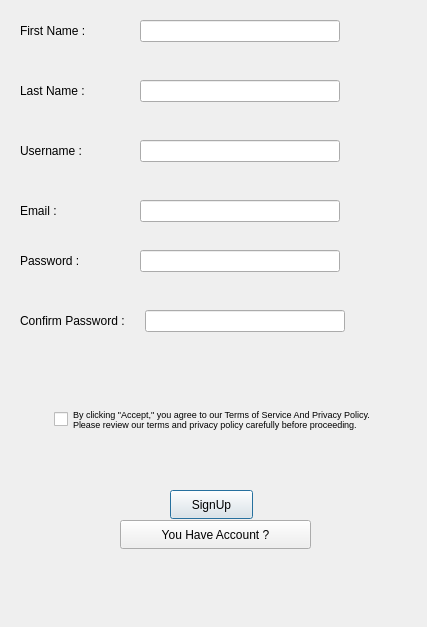
Above: SmartQuizGen/signup.ui from MossabMilha/SmartQuizGen before the change. Below: the same form after it.
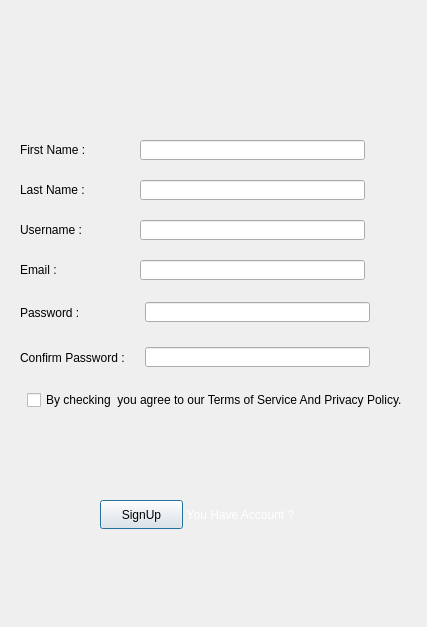
That is the form after the change. Icons and pictures are not drawn.

```diff
--- a/SmartQuizGen/signup.ui
+++ b/SmartQuizGen/signup.ui
@@ -16,8 +16,8 @@
   <widget class="QPushButton" name="FinishSignupButton">
    <property name="geometry">
     <rect>
-     <x>170</x>
-     <y>490</y>
+     <x>100</x>
+     <y>500</y>
      <width>83</width>
      <height>29</height>
     </rect>
@@ -29,12 +29,17 @@
   <widget class="QPushButton" name="SignInButton">
    <property name="geometry">
     <rect>
-     <x>120</x>
-     <y>520</y>
-     <width>191</width>
+     <x>180</x>
+     <y>500</y>
+     <width>121</width>
      <height>29</height>
     </rect>
    </property>
+   <property name="styleSheet">
+    <string notr="true">background-color: transparent; /* Make the background transparent */
+border: none; /* Remove border if needed */
+color: white;</string>
+   </property>
    <property name="text">
     <string>You Have Account ?</string>
    </property>
@@ -43,11 +48,19 @@
    <property name="geometry">
     <rect>
      <x>0</x>
-     <y>20</y>
-     <width>431</width>
-     <height>51</height>
+     <y>140</y>
+     <width>457</width>
+     <height>338</height>
     </rect>
    </property>
+   <layout class="QVBoxLayout" name="verticalLayout_2">
+    <property name="spacing">
+     <number>20</number>
+    </property>
+    <property name="sizeConstraint">
+     <enum>QLayout::SizeConstraint::SetFixedSize</enum>
+    </property>
+    <item>
    <layout class="QHBoxLayout" name="horizontalLayout">
     <property name="spacing">
      <number>20</number>
@@ -74,27 +87,38 @@
       </property>
      </widget>
     </item>
-    <item alignment="Qt::AlignmentFlag::AlignLeft">
+      <item>
      <widget class="QLineEdit" name="FirstNameEntry">
       <property name="minimumSize">
        <size>
-        <width>200</width>
-        <height>0</height>
+          <width>225</width>
+          <height>20</height>
+         </size>
+        </property>
+        <property name="maximumSize">
+         <size>
+          <width>225</width>
+          <height>20</height>
        </size>
       </property>
      </widget>
     </item>
-   </layout>
-  </widget>
-  <widget class="QWidget" name="horizontalLayoutWidget_2">
-   <property name="geometry">
-    <rect>
-     <x>0</x>
-     <y>80</y>
-     <width>431</width>
-     <height>51</height>
-    </rect>
-   </property>
+      <item>
+       <spacer name="horizontalSpacer_4">
+        <property name="orientation">
+         <enum>Qt::Orientation::Horizontal</enum>
+        </property>
+        <property name="sizeHint" stdset="0">
+         <size>
+          <width>25</width>
+          <height>20</height>
+         </size>
+        </property>
+       </spacer>
+      </item>
+     </layout>
+    </item>
+    <item>
    <layout class="QHBoxLayout" name="horizontalLayout_2">
     <property name="spacing">
      <number>20</number>
@@ -121,27 +145,38 @@
       </property>
      </widget>
     </item>
-    <item alignment="Qt::AlignmentFlag::AlignLeft">
+      <item>
      <widget class="QLineEdit" name="LastNameEntry">
       <property name="minimumSize">
        <size>
-        <width>200</width>
-        <height>0</height>
+          <width>225</width>
+          <height>20</height>
+         </size>
+        </property>
+        <property name="maximumSize">
+         <size>
+          <width>225</width>
+          <height>20</height>
        </size>
       </property>
      </widget>
     </item>
-   </layout>
-  </widget>
-  <widget class="QWidget" name="horizontalLayoutWidget_3">
-   <property name="geometry">
-    <rect>
-     <x>0</x>
-     <y>140</y>
-     <width>431</width>
-     <height>51</height>
-    </rect>
-   </property>
+      <item>
+       <spacer name="horizontalSpacer_3">
+        <property name="orientation">
+         <enum>Qt::Orientation::Horizontal</enum>
+        </property>
+        <property name="sizeHint" stdset="0">
+         <size>
+          <width>25</width>
+          <height>20</height>
+         </size>
+        </property>
+       </spacer>
+      </item>
+     </layout>
+    </item>
+    <item>
    <layout class="QHBoxLayout" name="horizontalLayout_3">
     <property name="spacing">
      <number>20</number>
@@ -168,27 +203,38 @@
       </property>
      </widget>
     </item>
-    <item alignment="Qt::AlignmentFlag::AlignLeft">
+      <item>
      <widget class="QLineEdit" name="UsernameEntry">
       <property name="minimumSize">
        <size>
-        <width>200</width>
-        <height>0</height>
+          <width>225</width>
+          <height>20</height>
+         </size>
+        </property>
+        <property name="maximumSize">
+         <size>
+          <width>225</width>
+          <height>20</height>
        </size>
       </property>
      </widget>
     </item>
-   </layout>
-  </widget>
-  <widget class="QWidget" name="horizontalLayoutWidget_4">
-   <property name="geometry">
-    <rect>
-     <x>0</x>
-     <y>200</y>
-     <width>431</width>
-     <height>51</height>
-    </rect>
-   </property>
+      <item>
+       <spacer name="horizontalSpacer_2">
+        <property name="orientation">
+         <enum>Qt::Orientation::Horizontal</enum>
+        </property>
+        <property name="sizeHint" stdset="0">
+         <size>
+          <width>25</width>
+          <height>20</height>
+         </size>
+        </property>
+       </spacer>
+      </item>
+     </layout>
+    </item>
+    <item>
    <layout class="QHBoxLayout" name="horizontalLayout_4">
     <property name="spacing">
      <number>20</number>
@@ -215,27 +261,38 @@
       </property>
      </widget>
     </item>
-    <item alignment="Qt::AlignmentFlag::AlignLeft">
+      <item>
      <widget class="QLineEdit" name="EmailEntry">
       <property name="minimumSize">
        <size>
-        <width>200</width>
-        <height>0</height>
+          <width>225</width>
+          <height>20</height>
+         </size>
+        </property>
+        <property name="maximumSize">
+         <size>
+          <width>225</width>
+          <height>20</height>
        </size>
       </property>
      </widget>
     </item>
-   </layout>
-  </widget>
-  <widget class="QWidget" name="horizontalLayoutWidget_5">
-   <property name="geometry">
-    <rect>
-     <x>0</x>
-     <y>250</y>
-     <width>431</width>
-     <height>51</height>
-    </rect>
-   </property>
+      <item>
+       <spacer name="horizontalSpacer">
+        <property name="orientation">
+         <enum>Qt::Orientation::Horizontal</enum>
+        </property>
+        <property name="sizeHint" stdset="0">
+         <size>
+          <width>25</width>
+          <height>20</height>
+         </size>
+        </property>
+       </spacer>
+      </item>
+     </layout>
+    </item>
+    <item>
    <layout class="QHBoxLayout" name="horizontalLayout_5">
     <property name="spacing">
      <number>20</number>
@@ -266,23 +323,65 @@
      <widget class="QLineEdit" name="PasswordEntry">
       <property name="minimumSize">
        <size>
-        <width>200</width>
-        <height>0</height>
+          <width>225</width>
+          <height>20</height>
+         </size>
+        </property>
+        <property name="maximumSize">
+         <size>
+          <width>225</width>
+          <height>20</height>
+         </size>
+        </property>
+        <property name="echoMode">
+         <enum>QLineEdit::EchoMode::Password</enum>
+        </property>
+       </widget>
+      </item>
+      <item>
+       <widget class="QPushButton" name="SeeHidePassword">
+        <property name="minimumSize">
+         <size>
+          <width>25</width>
+          <height>25</height>
+         </size>
+        </property>
+        <property name="maximumSize">
+         <size>
+          <width>25</width>
+          <height>25</height>
+         </size>
+        </property>
+        <property name="styleSheet">
+         <string notr="true">QPushButton {
+    background-color: transparent; /* Make the background transparent */
+    border: none; /* Remove border if needed */
+    color: black; /* Set text color */
+    font-size: 16px;
+    border-radius: 50%; /* Make it circular */
+}
+
+
+</string>
+        </property>
+        <property name="text">
+         <string/>
+        </property>
+        <property name="icon">
+         <iconset resource="resources.qrc">
+          <normaloff>:/images/images/hide.png</normaloff>:/images/images/hide.png</iconset>
+        </property>
+        <property name="iconSize">
+         <size>
+          <width>20</width>
+          <height>20</height>
        </size>
       </property>
      </widget>
     </item>
    </layout>
-  </widget>
-  <widget class="QWidget" name="horizontalLayoutWidget_6">
-   <property name="geometry">
-    <rect>
-     <x>0</x>
-     <y>310</y>
-     <width>431</width>
-     <height>51</height>
-    </rect>
-   </property>
+    </item>
+    <item>
    <layout class="QHBoxLayout" name="horizontalLayout_6">
     <property name="spacing">
      <number>20</number>
@@ -309,44 +408,127 @@
       </property>
      </widget>
     </item>
-    <item alignment="Qt::AlignmentFlag::AlignLeft">
+      <item>
      <widget class="QLineEdit" name="ConfirmPasswordEntry">
       <property name="minimumSize">
        <size>
-        <width>200</width>
-        <height>0</height>
-       </size>
-      </property>
-     </widget>
-    </item>
-   </layout>
-  </widget>
-  <widget class="QWidget" name="verticalLayoutWidget">
+          <width>225</width>
+          <height>20</height>
+         </size>
+        </property>
+        <property name="maximumSize">
+         <size>
+          <width>225</width>
+          <height>20</height>
+         </size>
+        </property>
+        <property name="echoMode">
+         <enum>QLineEdit::EchoMode::Password</enum>
+        </property>
+       </widget>
+      </item>
+      <item alignment="Qt::AlignmentFlag::AlignLeft|Qt::AlignmentFlag::AlignVCenter">
+       <widget class="QPushButton" name="SeeHideConfirmPassword">
+        <property name="minimumSize">
+         <size>
+          <width>25</width>
+          <height>25</height>
+         </size>
+        </property>
+        <property name="maximumSize">
+         <size>
+          <width>25</width>
+          <height>25</height>
+         </size>
+        </property>
+        <property name="styleSheet">
+         <string notr="true">QPushButton {
+    background-color: transparent; /* Make the background transparent */
+    border: none; /* Remove border if needed */
+    color: black; /* Set text color */
+    font-size: 16px;
+    border-radius: 50%; /* Make it circular */
+}
+
+
+</string>
+        </property>
+        <property name="text">
+         <string/>
+        </property>
+        <property name="icon">
+         <iconset resource="resources.qrc">
+          <normaloff>:/images/images/hide.png</normaloff>:/images/images/hide.png</iconset>
+        </property>
+        <property name="iconSize">
+         <size>
+          <width>20</width>
+          <height>20</height>
+         </size>
+        </property>
+       </widget>
+      </item>
+     </layout>
+    </item>
+    <item alignment="Qt::AlignmentFlag::AlignHCenter|Qt::AlignmentFlag::AlignVCenter">
+     <widget class="QCheckBox" name="Agreements">
+      <property name="text">
+       <string>By checking  you agree to our Terms of Service And Privacy Policy.</string>
+      </property>
+     </widget>
+    </item>
+   </layout>
+  </widget>
+  <widget class="QPushButton" name="BackHomePage">
    <property name="geometry">
     <rect>
-     <x>0</x>
-     <y>380</y>
-     <width>431</width>
-     <height>80</height>
+     <x>10</x>
+     <y>30</y>
+     <width>25</width>
+     <height>25</height>
     </rect>
    </property>
-   <layout class="QVBoxLayout" name="verticalLayout">
-    <item alignment="Qt::AlignmentFlag::AlignHCenter">
-     <widget class="QCheckBox" name="checkBox">
-      <property name="font">
-       <font>
-        <pointsize>7</pointsize>
-       </font>
+   <property name="minimumSize">
+    <size>
+     <width>25</width>
+     <height>25</height>
+    </size>
+   </property>
+   <property name="maximumSize">
+    <size>
+     <width>25</width>
+     <height>25</height>
+    </size>
+   </property>
+   <property name="styleSheet">
+    <string notr="true">QPushButton {
+    background-color: transparent; /* Make the background transparent */
+    border: none; /* Remove border if needed */
+    color: white; /* Set text color */
+    font-size: 16px;
+    border-radius: 50%; /* Make it circular */
+}
+
+
+</string>
       </property>
       <property name="text">
-       <string>By clicking &quot;Accept,&quot; you agree to our Terms of Service And Privacy Policy.
-Please review our terms and privacy policy carefully before proceeding.</string>
-      </property>
-     </widget>
-    </item>
-   </layout>
-  </widget>
- </widget>
- <resources/>
+    <string/>
+   </property>
+   <property name="icon">
+    <iconset resource="resources.qrc">
+     <normaloff>:/images/images/back.png</normaloff>:/images/images/back.png</iconset>
+   </property>
+   <property name="iconSize">
+    <size>
+     <width>25</width>
+     <height>25</height>
+    </size>
+   </property>
+  </widget>
+ </widget>
+ <resources>
+  <include location="resources.qrc"/>
+ </resources>
  <connections/>
 </ui>
```
Left out of the diff: 2 changed lines with no effect on the pictures. Lines whose indentation alone changed are shown as unchanged.
